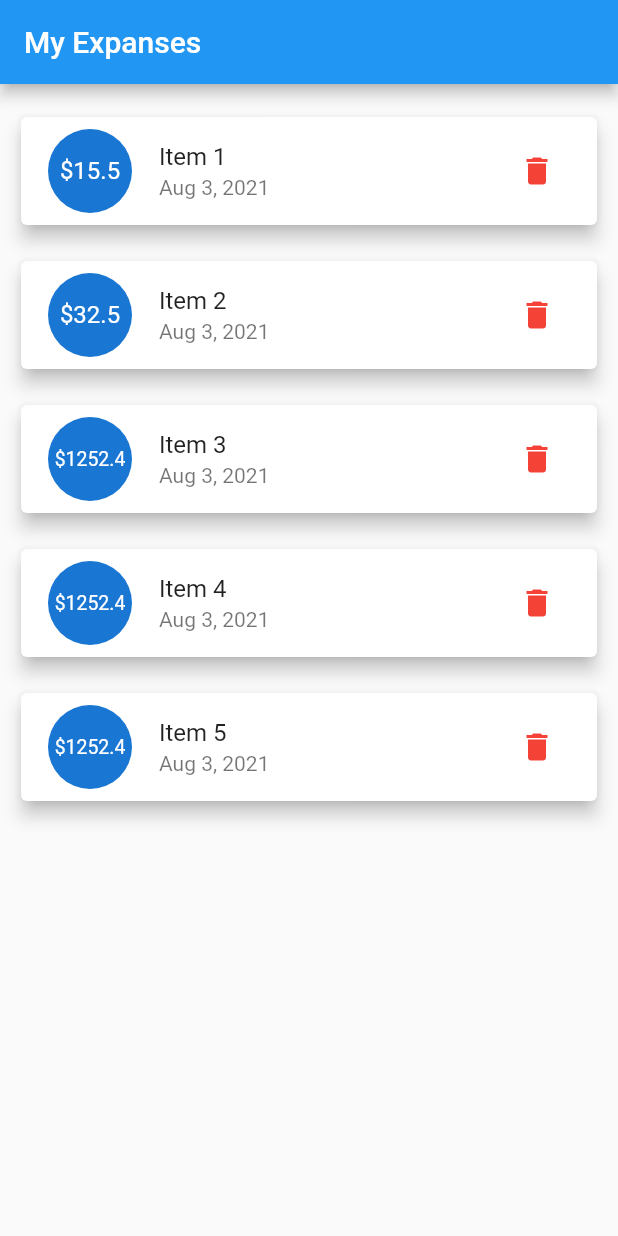
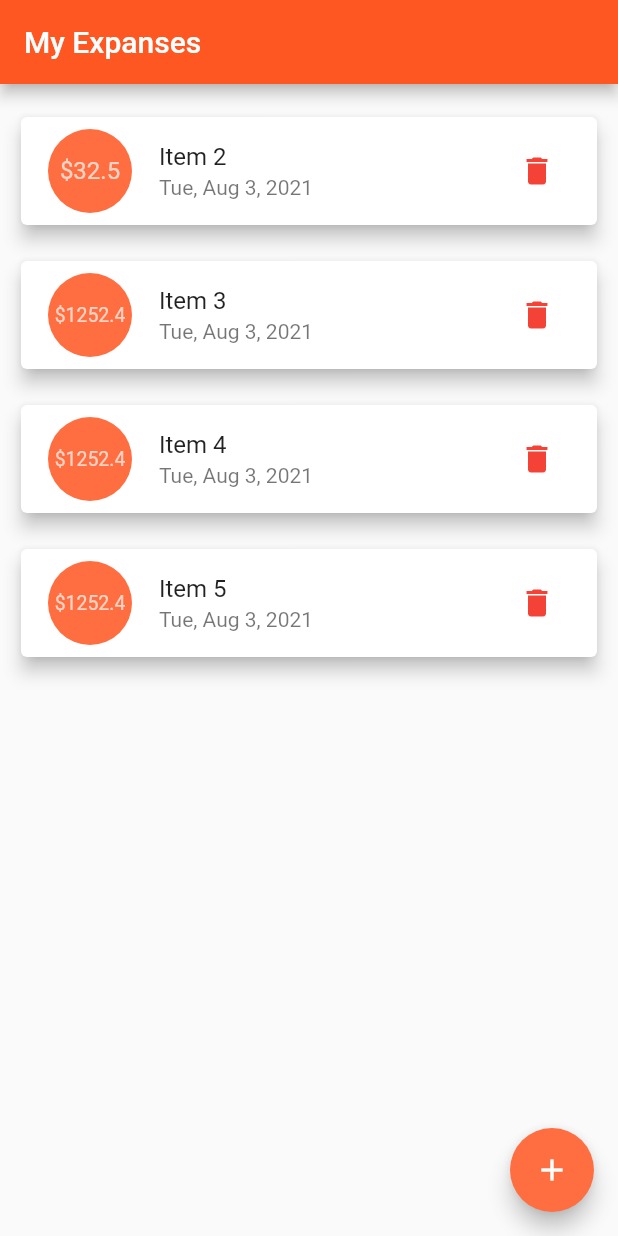
Before and after one commit to wafaahegazy77/expanses, a Flutter app: the screen it shows after launch, after a tap on the "delete" icon, on a phone screen of 412 x 824 dp. Run offline on Flutter 3.47's test engine with Material 2 defaults, Android fonts, the phone set to English and light mode, and no system bars.

Commit message:
updated2

```diff
--- a/lib/main.dart
+++ b/lib/main.dart
@@ -14,6 +14,10 @@ class MyApp extends StatelessWidget {
   Widget build(BuildContext context) {
     return MaterialApp(
       title: 'Personal Expanses',
+      theme: ThemeData(
+        primaryColor: Colors.deepOrange,
+        accentColor: Colors.deepOrangeAccent.shade200,
+      ),
       home: ItemsScreen() ,
     );
   }
--- a/lib/screen/items_screen.dart
+++ b/lib/screen/items_screen.dart
@@ -3,11 +3,16 @@ import 'package:flutter/material.dart';
 import '../model/item.dart';
 //Widgets files
 import '../widget/item_widget.dart';
+import '../widget/sheet_widget.dart';
 
-class ItemsScreen extends StatelessWidget{
+class ItemsScreen extends StatefulWidget{
   const ItemsScreen({Key? key}) : super(key: key);
+
   @override
-  Widget build(BuildContext context) {
+  _ItemsScreenState createState() => _ItemsScreenState();
+}
+
+class _ItemsScreenState extends State<ItemsScreen> {
   final List<Item> _items =[
     Item(id: '1', title: 'Item 1', price: 15.5, date: DateTime.now()),
     Item(id: '2', title: 'Item 2', price: 32.5, date: DateTime.now()),
@@ -15,21 +20,58 @@ class ItemsScreen extends StatelessWidget{
     Item(id: '4', title: 'Item 4', price: 1252.4, date: DateTime.now()),
     Item(id: '5', title: 'Item 5', price: 1252.4, date: DateTime.now()),
   ];
+  void _showSheet(){
+    showModalBottomSheet(
+      context: context,
+      builder: (_) => SheetWidget(addItem),
+    );
+  }
+  void removeItem (String id){
+    setState(() {
+      _items.removeWhere((item) => item.id == id);
+    });
+  }
+  void addItem(String title , double price , DateTime date){
+    setState(() {
+      _items.add(
+          Item(
+              id: DateTime.now().toString(),
+              title: title,
+              price: price,
+              date: date
+          )
+      );
+    });
+
+  }
+  @override
+  Widget build(BuildContext context) {
+
     return Scaffold(
       appBar: AppBar(
         title: Text('My Expanses'),
       ),
-      body: Padding(
+      body: _items.length == 0
+        ? Center(
+          // child: Text('No items yet'),
+          child: Image.asset('assets/img1.png'),
+        )
+        :Padding(
           padding: const EdgeInsets.all(10),
           child: ListView.builder(
             itemCount: _items.length,
             itemBuilder: (_ , index) => ItemWidget(
-            _items[index].id,
-            _items[index].title,
-            _items[index].price,
-            _items[index].date,
+              _items[index].id!,
+              _items[index].title!,
+              _items[index].price!,
+              _items[index].date!,
+              removeItem,
             ),
           ),
+        ),
+        floatingActionButton: FloatingActionButton(
+          onPressed: _showSheet,
+          child: Icon(Icons.add),
         ),
     );
   }
--- a/lib/widget/item_widget.dart
+++ b/lib/widget/item_widget.dart
@@ -1,15 +1,19 @@
+import 'dart:ui';
+
 import 'package:flutter/material.dart';
 import 'package:intl/intl.dart';
 
 class ItemWidget extends StatelessWidget {
-  final String? id, title;
-  final double? price;
-  final DateTime? date;
+  final String id, title;
+  final double price;
+  final DateTime date;
+  final Function removeItem;
   const  ItemWidget(
     this.id ,
     this.title ,
     this.price ,
-    this.date ,{
+    this.date ,
+    this.removeItem,{
     Key? key
   }) : super(key: key);
 
@@ -21,18 +25,26 @@ class ItemWidget extends StatelessWidget {
         elevation: 5,
         child: ListTile(
           leading: CircleAvatar(
+            backgroundColor: Theme.of(context).accentColor,
             child: FittedBox(
                 child: Padding(
                   padding: const EdgeInsets.all(8.0),
-                  child: Text('\$$price'),
+                  child: Text(
+                    '\$$price',
+                    style: TextStyle(
+                      color: Colors.white70,
+                    ),
+                  ),
                 )
             ),
             radius: 30.0,
           ),
           title: Text('$title'),
-          subtitle: Text('${DateFormat.yMMMd().format(date)}'),
+          subtitle: Text('${DateFormat.yMMMEd().format(date)}'),
           trailing: IconButton(
-            onPressed: (){},
+            onPressed: (){
+              removeItem(id);
+            },
             icon: Icon(Icons.delete),
             color: Colors.red,
           ),
--- a/pubspec.yaml
+++ b/pubspec.yaml
@@ -45,9 +45,8 @@ flutter:
   # included with your application, so that you can use the icons in
   # the material Icons class.
   uses-material-design: true
-
-  # To add assets to your application, add an assets section, like this:
-  # assets:
+  assets:
+    - assets/img1.png
   #   - images/a_dot_burr.jpeg
   #   - images/a_dot_ham.jpeg
 
```
Also changed, not shown: lib/widget/sheet_widget.dart (added, +90 -0 lines), assets/img1.png (added). Lines whose indentation alone changed are shown as unchanged.
